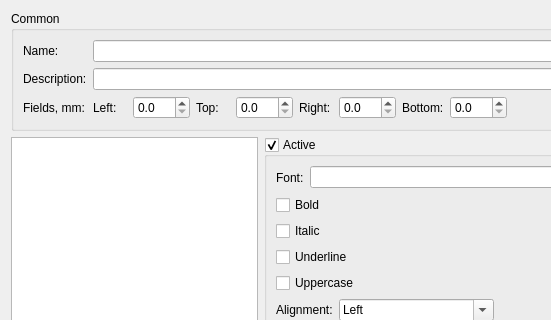
The window that src/bin/Scenarist/UserInterfaceLayer/Settings/StyleDialog.ui (dimkanovikov/KITScenarist) describes before a commit, drawn with Qt 5; both pictures show x 0 to 551 and y 0 to 320 of the 671 by 531 pixel window.
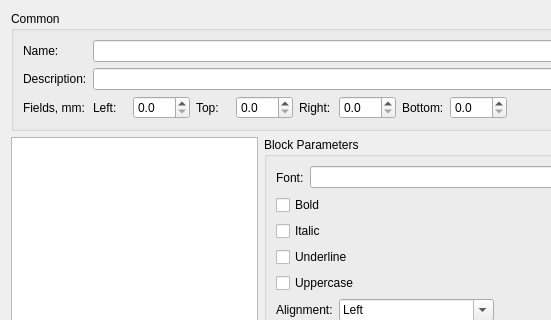
The same window after the commit.

Commit message:
Update characters names in scene characters block after rename character
And consider scene characters block when called find all characters from
scenario

```diff
--- a/src/bin/Scenarist/UserInterfaceLayer/Settings/StyleDialog.ui
+++ b/src/bin/Scenarist/UserInterfaceLayer/Settings/StyleDialog.ui
@@ -57,10 +57,10 @@
       </sizepolicy>
      </property>
      <property name="title">
-      <string>Active</string>
+      <string>Block Parameters</string>
      </property>
      <property name="checkable">
-      <bool>true</bool>
+      <bool>false</bool>
      </property>
      <layout class="QGridLayout" name="gridLayout">
       <item row="7" column="0" colspan="2">
```
The commit also changes 3 other files.
